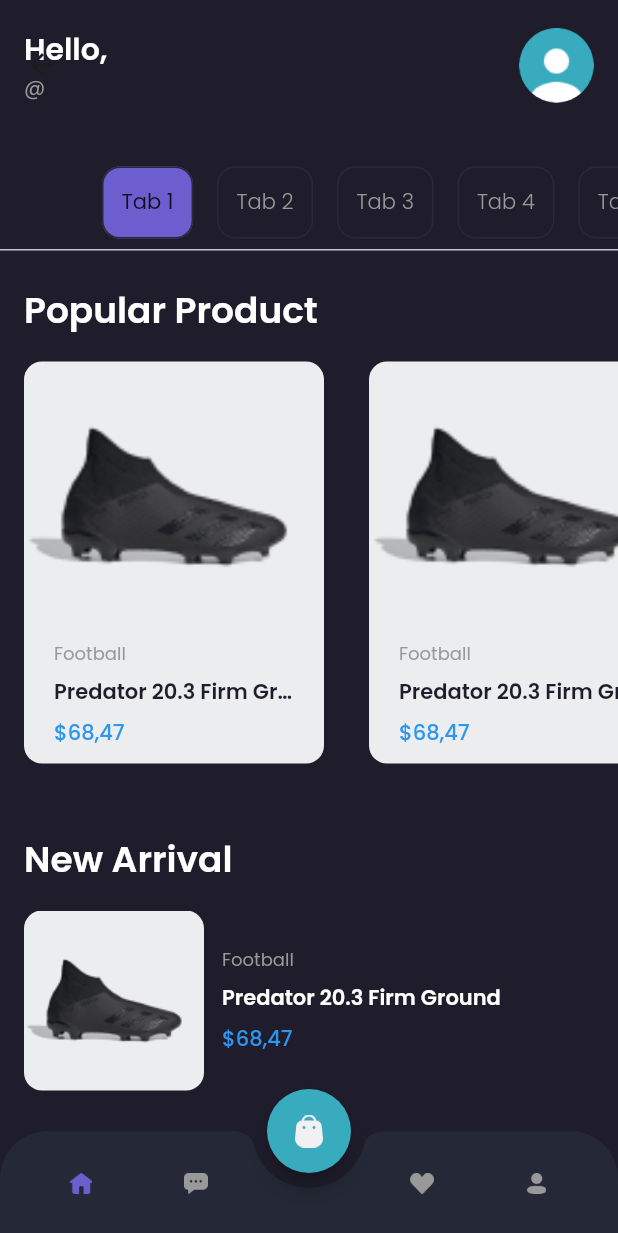
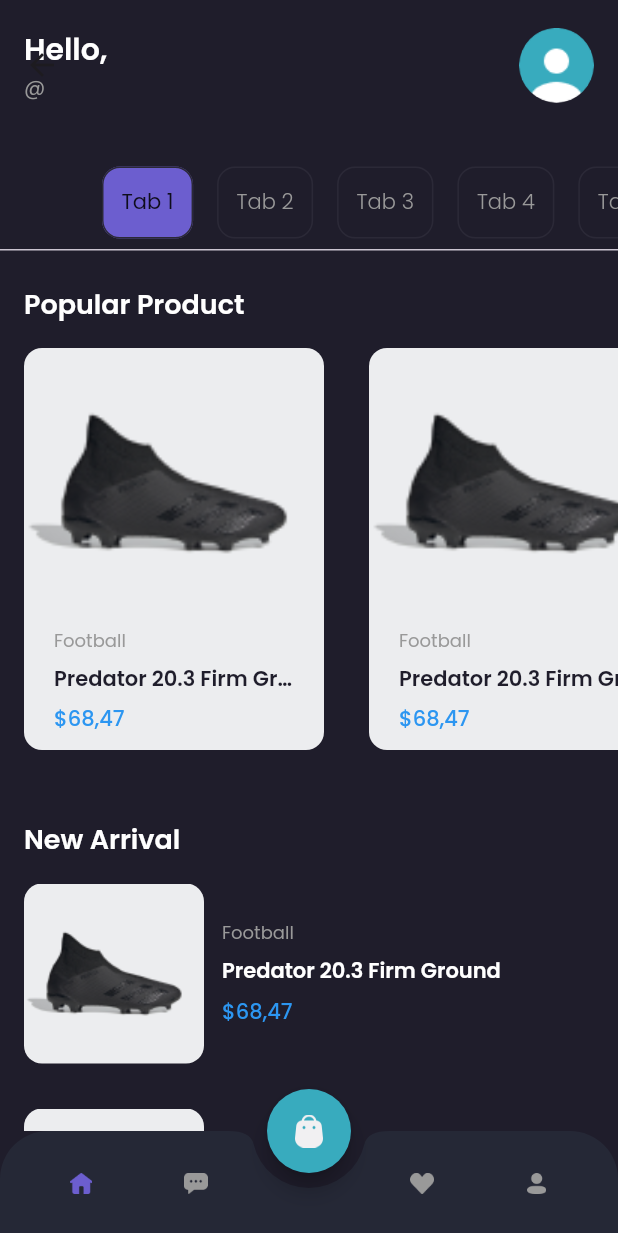
Before and after one commit to ziszz/shamo-app, a Flutter app: the MainPage screen opened directly with empty values, on a phone screen of 412 x 824 dp. Shown: the top 1233 px of the screen. Run offline on Flutter 3.47's test engine with Material 2 defaults, Android fonts, the phone set to English and light mode, and no system bars; drawn by our look-alikes of cached_network_image; our stand-ins replace carousel_slider, dartz, dots_indicator, equatable, flutter_bloc, flutter_dotenv and 2 more; network calls fail; statements that could not run were skipped.

Commit message:
change section title font size

```diff
--- a/lib/presentation/pages/home_page.dart
+++ b/lib/presentation/pages/home_page.dart
@@ -288,6 +288,7 @@ class _HomePageState extends State<HomePage> {
               style: Theme.of(context).textTheme.headlineSmall?.copyWith(
                     color: AppColors.white,
                     fontWeight: Constants.semiBold,
+                    fontSize: 18,
                   ),
             ),
           ),
@@ -320,6 +321,7 @@ class _HomePageState extends State<HomePage> {
               style: Theme.of(context).textTheme.headlineSmall?.copyWith(
                     color: AppColors.white,
                     fontWeight: Constants.semiBold,
+                    fontSize: 18,
                   ),
             ),
           ),
@@ -359,6 +361,7 @@ class _HomePageState extends State<HomePage> {
               style: Theme.of(context).textTheme.headlineSmall?.copyWith(
                     color: AppColors.white,
                     fontWeight: Constants.semiBold,
+                    fontSize: 18,
                   ),
             ),
           ),
--- a/lib/presentation/pages/profile_page.dart
+++ b/lib/presentation/pages/profile_page.dart
@@ -112,7 +112,6 @@ class ProfilePage extends StatelessWidget {
     required String text,
   }) {
     return InkWell(
-      borderRadius: BorderRadius.circular(12),
       onTap: onTap,
       child: Padding(
         padding: const EdgeInsets.symmetric(vertical: 8),
```
